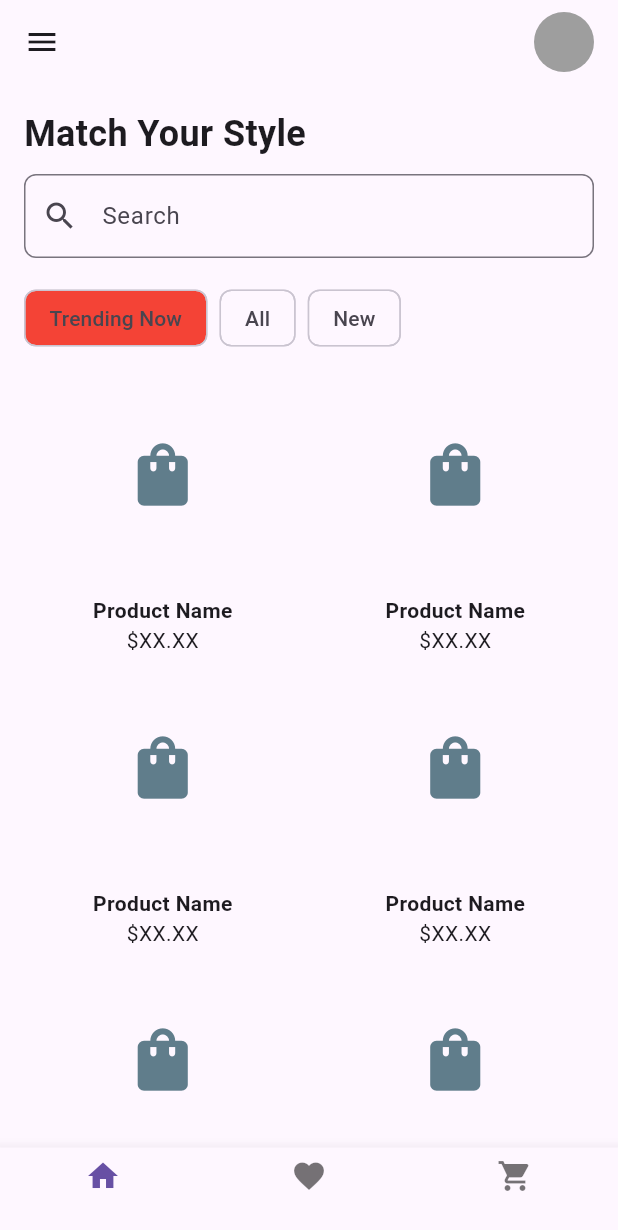
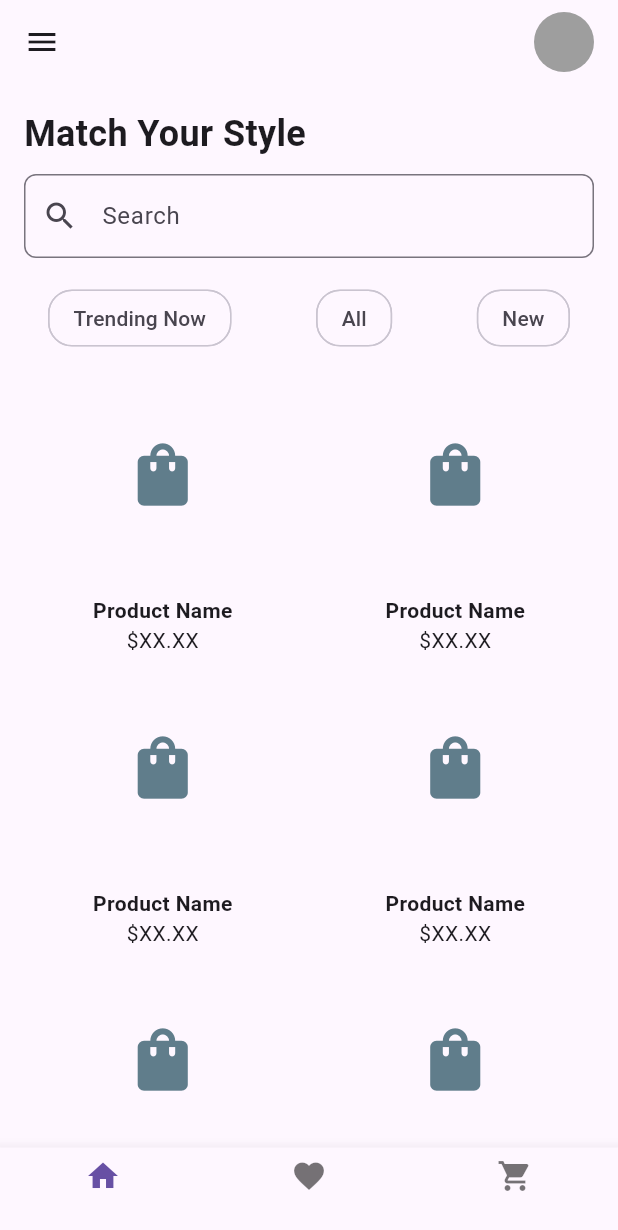
Before and after one commit to ThePwningApple2002/Flutter_App, a Flutter app: the screen it shows after launch, on a phone screen of 412 x 824 dp. Shown: the top 1230 px of the screen. Run offline on Flutter 3.47's test engine with Material 3 defaults, Android fonts, the light colour scheme and no system bars.

Commit message:
rounder_edges

```diff
--- a/lib/main.dart
+++ b/lib/main.dart
@@ -54,7 +54,6 @@ class CustomAppBar extends StatelessWidget implements PreferredSizeWidget {
   Size get preferredSize => Size.fromHeight(kToolbarHeight);
 }
 
-
 class TitleSection extends StatelessWidget {
   @override
   Widget build(BuildContext context) {
@@ -86,27 +85,38 @@ class SearchField extends StatelessWidget {
 class FilterChips extends StatelessWidget {
   @override
   Widget build(BuildContext context) {
-    return Row(
+    return Padding(
+      padding: const EdgeInsets.symmetric(horizontal: 16.0), // Optional padding
+      child: Row(
+        mainAxisAlignment: MainAxisAlignment.spaceBetween, // Spreads chips across the row
         children: [
           FilterChip(
             label: Text('Trending Now'),
-          backgroundColor: Colors.red,
             onSelected: (bool value) {},
+            shape: RoundedRectangleBorder(
+              borderRadius: BorderRadius.circular(16), // More rounded edges
             ),
-        SizedBox(width: 8),
+          ),
           FilterChip(
             label: Text('All'),
             onSelected: (bool value) {},
+            shape: RoundedRectangleBorder(
+              borderRadius: BorderRadius.circular(16), // More rounded edges
             ),
-        SizedBox(width: 8),
+          ),
           FilterChip(
             label: Text('New'),
             onSelected: (bool value) {},
+            shape: RoundedRectangleBorder(
+              borderRadius: BorderRadius.circular(16), // More rounded edges
+            ),
           ),
         ],
+      ),
     );
   }
 }
+
 
 class ProductGrid extends StatelessWidget {
   @override
@@ -136,10 +146,10 @@ class FashionItem extends StatelessWidget {
                 child: Container(
                   decoration: BoxDecoration(
                     borderRadius: BorderRadius.circular(8),
-
                   ),
                   child: Center(
-                    child: Icon(Icons.shopping_bag, color: Colors.blueGrey, size: 50),
+                    child: Icon(Icons.shopping_bag,
+                        color: Colors.blueGrey, size: 50),
                   ),
                 ),
               ),
```
Lines whose indentation alone changed are shown as unchanged.
